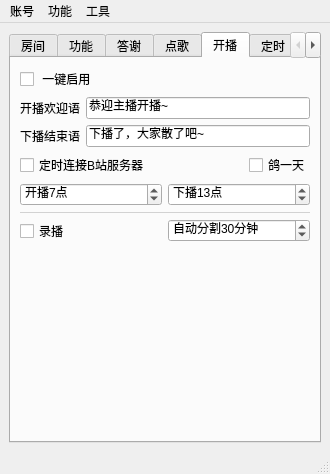
Above: mainwindow.ui from iwxyi/Bilibili-MagicalDanmaku before the change. Below: the same form after it.
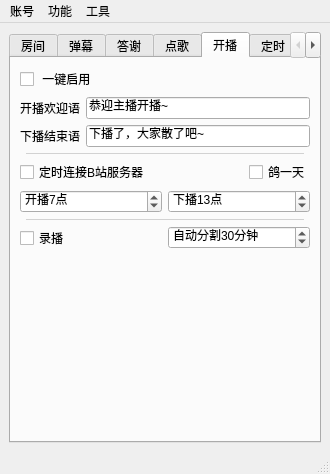
That is the form after the change. The open tabs and pages were chosen to show the change. Icons and pictures are not drawn.

Patch:
```diff
--- a/mainwindow.ui
+++ b/mainwindow.ui
@@ -135,7 +135,7 @@
       </widget>
       <widget class="QWidget" name="tab_2">
        <attribute name="title">
-        <string>功能</string>
+        <string>弹幕</string>
        </attribute>
        <layout class="QVBoxLayout" name="verticalLayout_3">
         <item>
@@ -918,6 +918,26 @@
           </item>
          </layout>
         </item>
+        <item>
+         <widget class="QWidget" name="widget_2" native="true">
+          <property name="minimumSize">
+           <size>
+            <width>0</width>
+            <height>1</height>
+           </size>
+          </property>
+          <property name="maximumSize">
+           <size>
+            <width>16777215</width>
+            <height>1</height>
+           </size>
+          </property>
+          <property name="styleSheet">
+           <string notr="true">background: rgba(88, 88, 88, 64);
+margin: 6px;</string>
+          </property>
+         </widget>
+        </item>
         <item>
          <layout class="QHBoxLayout" name="horizontalLayout_26">
           <property name="topMargin">
@@ -1018,7 +1038,8 @@
            </size>
           </property>
           <property name="styleSheet">
-           <string notr="true">background: rgba(88, 88, 88, 64);</string>
+           <string notr="true">background: rgba(88, 88, 88, 64);
+margin: 6px;</string>
           </property>
          </widget>
         </item>
```
Left out of the diff: 24 changed lines with no effect on the pictures.
